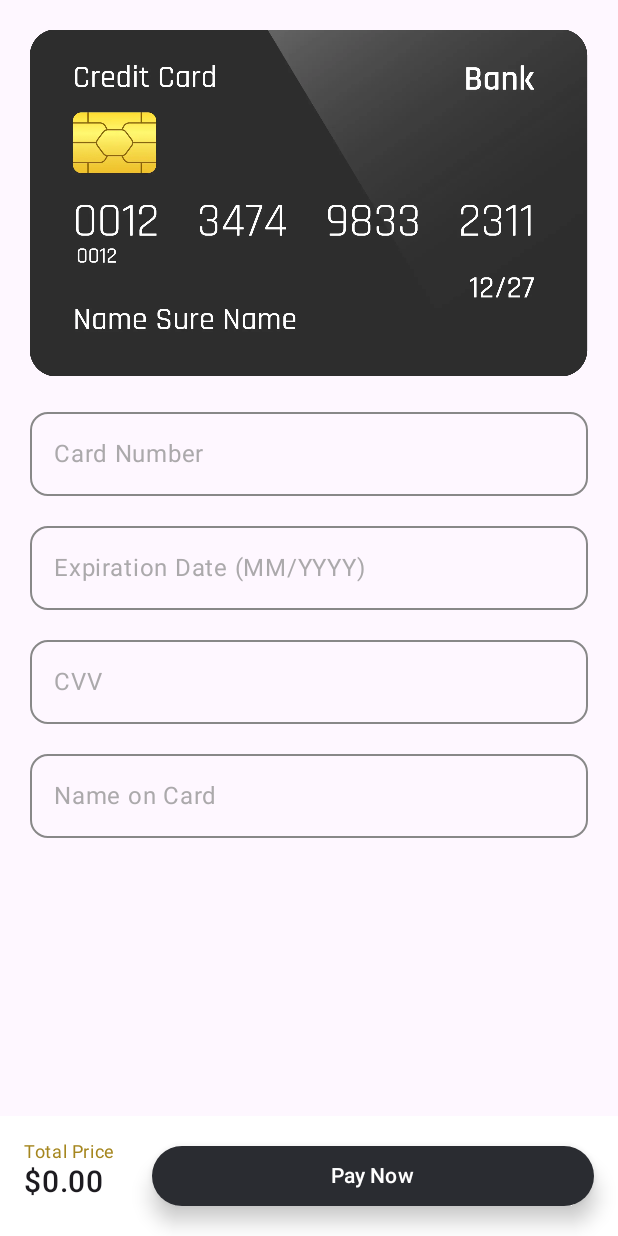
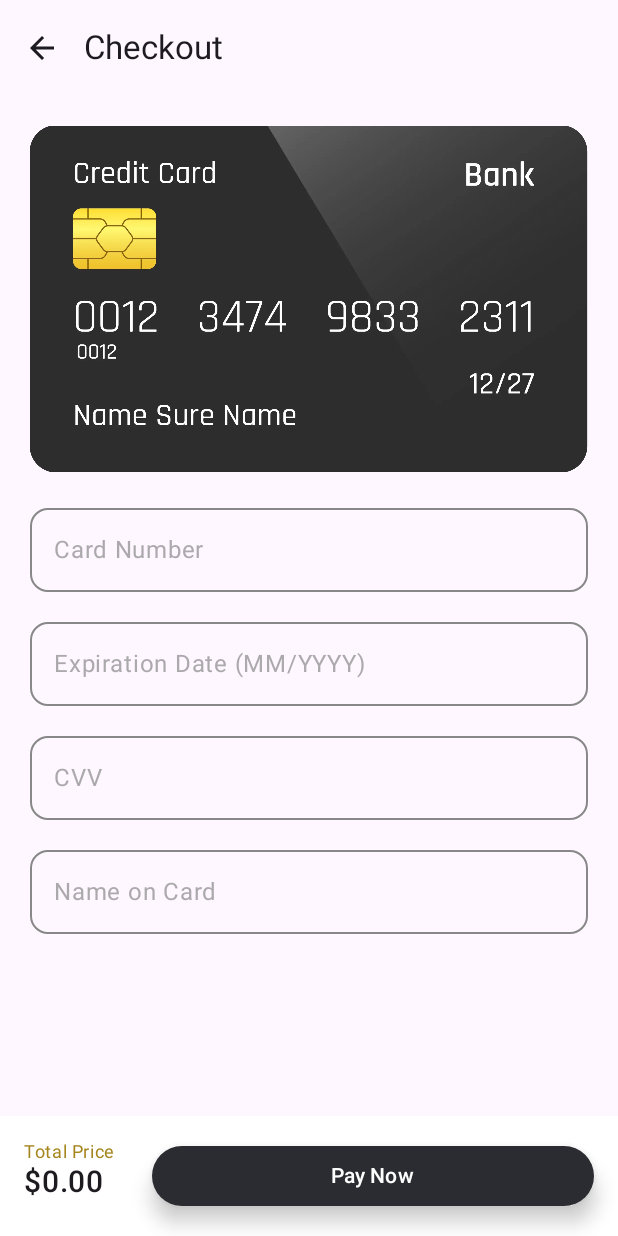
Before and after one commit to 30Bunny/Group9_MAPD721, an Android app built with Jetpack Compose: the PaymentActivity screen opened directly, with no data from a screen before it, on a phone screen of 412 x 824 dp. Run offline under Robolectric (Android 15) with nearby library versions, the phone set to English and light mode, and no system bars; our stand-ins replace Firebase (no records; nobody signed in at launch, a user with empty details on screens opened directly).

Commit message:
added few changes related UI & Color

```diff
--- a/app/src/main/java/com/mapd/group9_mapd721/screen/HotelDetailActivity.kt
+++ b/app/src/main/java/com/mapd/group9_mapd721/screen/HotelDetailActivity.kt
@@ -321,7 +321,7 @@ fun HotelNameHeader(hotel: HotelDetails, modifier: Modifier) {
             Text(
                 text = hotel.hotelName,
                 style = MaterialTheme.typography.titleMedium,
-                maxLines = 1,
+                maxLines = 3,
                 fontWeight = FontWeight.Medium,
                 fontSize = 22.sp
             )
--- a/app/src/main/java/com/mapd/group9_mapd721/screen/PaymentActivity.kt
+++ b/app/src/main/java/com/mapd/group9_mapd721/screen/PaymentActivity.kt
@@ -24,10 +24,14 @@ import androidx.compose.foundation.layout.width
 import androidx.compose.foundation.shape.RoundedCornerShape
 import androidx.compose.foundation.text.KeyboardActions
 import androidx.compose.foundation.text.KeyboardOptions
+import androidx.compose.material.icons.Icons
+import androidx.compose.material.icons.filled.ArrowBack
 import androidx.compose.material3.BottomAppBar
 import androidx.compose.material3.Button
 import androidx.compose.material3.ButtonDefaults
 import androidx.compose.material3.ExperimentalMaterial3Api
+import androidx.compose.material3.Icon
+import androidx.compose.material3.IconButton
 import androidx.compose.material3.MaterialTheme
 import androidx.compose.material3.OutlinedTextField
 import androidx.compose.material3.Scaffold
@@ -36,6 +40,7 @@ import androidx.compose.material3.SnackbarHostState
 import androidx.compose.material3.Surface
 import androidx.compose.material3.Text
 import androidx.compose.material3.TextFieldDefaults
+import androidx.compose.material3.TopAppBar
 import androidx.compose.runtime.Composable
 import androidx.compose.runtime.getValue
 import androidx.compose.runtime.mutableStateOf
@@ -118,6 +123,20 @@ fun PaymentScreen() {
         modifier = Modifier
             //.padding(20.dp)
             .background(color = Color.White),
+        topBar = {
+            TopAppBar(
+                navigationIcon = {
+                    IconButton(onClick = { activity?.finish() }) {
+                        Icon(Icons.Filled.ArrowBack, contentDescription = "Back")
+                    }
+                },
+                title = {
+                    Text("Checkout",
+                        maxLines = 1)
+                }
+
+            )
+        },
         bottomBar = {
             BottomAppBar(
                 containerColor = Color.White,
```
Also changed, not shown: app/src/main/java/com/mapd/group9_mapd721/screen/BookingActivity.kt (+38 -31 lines), app/src/main/java/com/mapd/group9_mapd721/screen/BookingDetailActivity.kt (+13 -6 lines).
